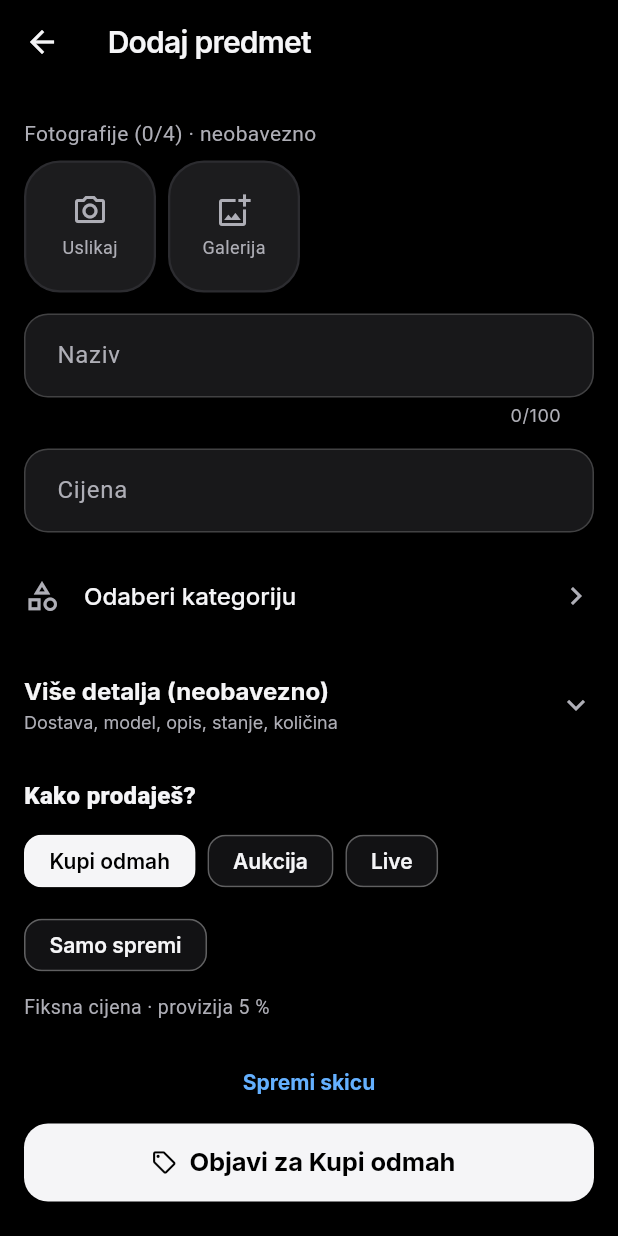
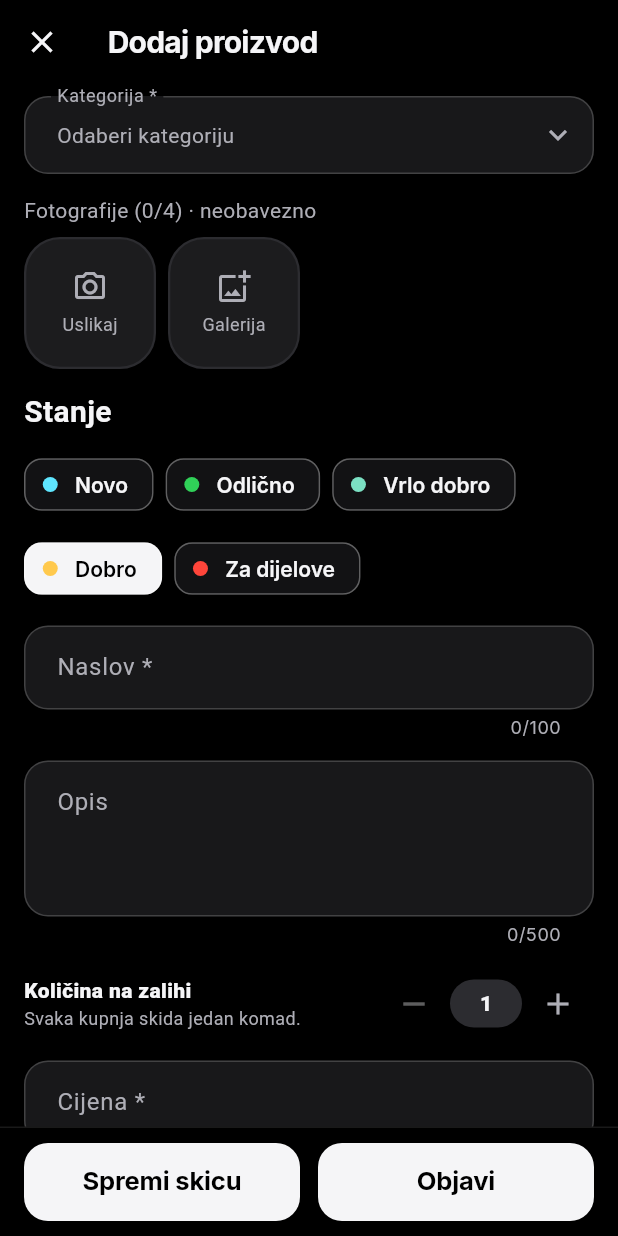
Before and after one commit to Karlo6546541/bot, a Flutter app: the AddDeviceScreen screen opened directly, on a phone screen of 412 x 824 dp. Run offline on Flutter 3.47's test engine with Material 3 defaults, Android fonts, the phone set to English and light mode, and no system bars; our stand-ins replace file_picker, flutter_riverpod, hive, hive_flutter, image_picker, qr_flutter and 3 more; missing offline and left inert: dart:js_interop, dart:ui_web, dart_webrtc, flutter_webrtc; accounts and stored records are empty.

Commit message:
Dodaj proizvod: obrazac u stilu reference (kategorija, fotografije, stanje, naslov, opis, količina, cijena, dostava), stalna traka Spremi skicu / glavna radnja, potvrda odbacivanja promjena
Co-Authored-By: Claude Sonnet 5.5 <noreply@anthropic.com>
Claude-Session: https://claude.ai/code/session_01PBov6w7Hus1Rp49XeCqhPo

```diff
--- a/loop_app/lib/l10n/en.dart
+++ b/loop_app/lib/l10n/en.dart
@@ -3452,6 +3452,12 @@ const kEn = <String, String>{
   'Opcije showa': 'Show options',
   'Video, trajanje licitacije i promocija.':
       'Video, auction duration and promotion.',
+  'Odbaciti promjene?': 'Discard changes?',
+  'Ako sada izađeš, promjene će biti izgubljene.':
+      'If you leave now, your changes will be lost.',
+  'Promijeni kategoriju': 'Change category',
+  'Više detalja': 'More details',
+  'Model, godina, veličina, termin…': 'Model, year, size, date…',
   'Zakaži show': 'Schedule a show',
   'Otprema': 'Shipping',
   'Nema paketa za predaju': 'No parcels to hand over',
--- a/loop_app/lib/screens/add_device_screen.dart
+++ b/loop_app/lib/screens/add_device_screen.dart
@@ -501,25 +501,143 @@ class _AddDeviceScreenState extends ConsumerState<AddDeviceScreen> {
     );
   }
 
+  /// Ima li unesenih podataka koji bi se izgubili izlaskom.
+  bool get _dirty =>
+      !_saved &&
+      (_name.text.trim().isNotEmpty ||
+          _price.text.trim().isNotEmpty ||
+          _description.text.trim().isNotEmpty ||
+          _photos.isNotEmpty);
+
+  Future<void> _close() async {
+    if (!_dirty) {
+      Navigator.of(context).maybePop();
+      return;
+    }
+    final discard = await showDialog<bool>(
+      context: context,
+      builder: (ctx) => AlertDialog(
+        title: Text(t('Odbaciti promjene?')),
+        content: Text(t('Ako sada izađeš, promjene će biti izgubljene.')),
+        actions: [
+          TextButton(
+            key: const ValueKey('add-keep'),
+            onPressed: () => Navigator.pop(ctx, false),
+            child: Text(t('Odustani')),
+          ),
+          FilledButton(
+            key: const ValueKey('add-discard'),
+            style: FilledButton.styleFrom(backgroundColor: LoopColors.error),
+            onPressed: () => Navigator.pop(ctx, true),
+            child: Text(t('Odbaci')),
+          ),
+        ],
+      ),
+    );
+    if (discard == true && mounted) Navigator.of(context).pop();
+  }
+
+  Widget _head(String title, [String? subtitle]) => Padding(
+    padding: const EdgeInsets.only(bottom: 10),
+    child: Column(
+      crossAxisAlignment: CrossAxisAlignment.start,
+      children: [
+        Text(
+          title,
+          style: const TextStyle(fontSize: 20, fontWeight: FontWeight.w700),
+        ),
+        if (subtitle != null)
+          Padding(
+            padding: const EdgeInsets.only(top: 4),
+            child: Text(
+              subtitle,
+              style: TextStyle(color: LoopColors.textSecondary, fontSize: 14),
+            ),
+          ),
+      ],
+    ),
+  );
+
   @override
   Widget build(BuildContext context) {
     // Svaka promjena (odabir stanja, veličine, kategorije…) ide u skicu.
     _saveDraft();
     const gap = SizedBox(height: 14);
-    return Scaffold(
-      appBar: AppBar(title: Text(t('Dodaj predmet'))),
-      body: SafeArea(
-        child: Center(
-          child: SingleChildScrollView(
-            padding: const EdgeInsets.all(16),
+    const divider = Padding(
+      padding: EdgeInsets.symmetric(vertical: 22),
+      child: Divider(height: 1),
+    );
+    final canDraft = _effMode != SellMode.keep && !_digitalMarket;
+    return PopScope(
+      canPop: !_dirty,
+      onPopInvokedWithResult: (didPop, _) {
+        if (!didPop) _close();
+      },
+      child: Scaffold(
+        appBar: AppBar(
+          automaticallyImplyLeading: false,
+          leading: IconButton(
+            key: const ValueKey('add-close'),
+            tooltip: t('Zatvori'),
+            onPressed: _close,
+            icon: const Icon(Icons.close),
+          ),
+          title: Text(
+            t('Dodaj proizvod'),
+            style: const TextStyle(fontWeight: FontWeight.w700),
+          ),
+        ),
+        body: Center(
           child: ConstrainedBox(
             constraints: const BoxConstraints(maxWidth: 560),
             child: Form(
               key: _formKey,
               autovalidateMode: AutovalidateMode.onUserInteraction,
-                child: Column(
-                  crossAxisAlignment: CrossAxisAlignment.stretch,
+              child: ListView(
+                key: const ValueKey('add-form'),
+                padding: const EdgeInsets.fromLTRB(16, 8, 16, 24),
                 children: [
+                  // Kategorija se bira dodirom na polje.
+                  FormField<DeviceCategory>(
+                    key: ValueKey('cat-${_category?.name}'),
+                    initialValue: _category,
+                    validator: (v) =>
+                        v == null ? t('Odaberi kategoriju') : null,
+                    builder: (field) => InkWell(
+                      key: ValueKey(
+                        !_pickCategory && _category != null
+                            ? 'add-category'
+                            : 'add-category-pick',
+                      ),
+                      borderRadius: BorderRadius.circular(16),
+                      onTap: () => _chooseCategory(field),
+                      child: InputDecorator(
+                        decoration: InputDecoration(
+                          labelText: '${t('Kategorija')} *',
+                          errorText: field.errorText,
+                          suffixIcon: const Icon(Icons.keyboard_arrow_down),
+                        ),
+                        child: Text(
+                          _category?.singular ?? t('Odaberi kategoriju'),
+                          style: TextStyle(
+                            color: _category == null
+                                ? LoopColors.textSecondary
+                                : null,
+                          ),
+                        ),
+                      ),
+                    ),
+                  ),
+                  if (_category != null && !_categoryManual)
+                    Align(
+                      alignment: Alignment.centerLeft,
+                      child: TextButton(
+                        key: const ValueKey('add-category-change'),
+                        onPressed: () => setState(() => _pickCategory = true),
+                        child: Text(t('Promijeni kategoriju')),
+                      ),
+                    ),
+                  gap,
                   if (_store.supported) ...[
                     _PhotoPicker(
                       photos: _photos,
@@ -532,6 +650,32 @@ class _AddDeviceScreenState extends ConsumerState<AddDeviceScreen> {
                     ),
                     gap,
                   ],
+                  if (!_digital) ...[
+                    _head(t('Stanje')),
+                    Wrap(
+                      spacing: 8,
+                      runSpacing: 8,
+                      children: [
+                        for (final c in DeviceCondition.values)
+                          ChoiceChip(
+                            key: ValueKey('condition-${c.name}'),
+                            showCheckmark: false,
+                            avatar: Container(
+                              width: 10,
+                              height: 10,
+                              decoration: BoxDecoration(
+                                color: c.color,
+                                shape: BoxShape.circle,
+                              ),
+                            ),
+                            label: Text(c.label),
+                            selected: _condition == c,
+                            onSelected: (_) => setState(() => _condition = c),
+                          ),
+                      ],
+                    ),
+                    gap,
+                  ],
                   TextFormField(
                     key: const ValueKey('add-name'),
                     controller: _name,
@@ -539,13 +683,37 @@ class _AddDeviceScreenState extends ConsumerState<AddDeviceScreen> {
                     onChanged: (v) => setState(() => _suggest(v)),
                     textCapitalization: TextCapitalization.words,
                     decoration: InputDecoration(
-                        labelText: t('Naziv'),
+                      labelText: '${t('Naslov')} *',
                       hintText: t('npr. iPhone 15 Pro, LEGO set, radionica…'),
                     ),
                     validator: _required,
                   ),
                   gap,
                   TextFormField(
+                    key: const ValueKey('add-description'),
+                    controller: _description,
+                    minLines: 3,
+                    maxLines: 6,
+                    maxLength: Device.maxDescription,
+                    textCapitalization: TextCapitalization.sentences,
+                    decoration: InputDecoration(
+                      labelText: t('Opis'),
+                      hintText: t(
+                        'Stanje, oštećenja, što dolazi u paketu, razlog prodaje…',
+                      ),
+                      alignLabelWithHint: true,
+                    ),
+                  ),
+                  if (!_digital) ...[
+                    gap,
+                    _QuantityStepper(
+                      controller: _quantity,
+                      onChanged: () => setState(() {}),
+                    ),
+                  ],
+                  gap,
+                  TextFormField(
+                    key: const ValueKey('add-price'),
                     controller: _price,
                     onChanged: (_) => setState(() {}),
                     keyboardType: const TextInputType.numberWithOptions(
@@ -556,7 +724,7 @@ class _AddDeviceScreenState extends ConsumerState<AddDeviceScreen> {
                       LengthLimitingTextInputFormatter(9),
                     ],
                     decoration: InputDecoration(
-                        labelText: t('Cijena'),
+                      labelText: '${t('Cijena')} *',
                       suffixText: t('€'),
                     ),
                     validator: (v) {
@@ -566,61 +734,8 @@ class _AddDeviceScreenState extends ConsumerState<AddDeviceScreen> {
                       return null;
                     },
                   ),
-                    gap,
-                    // Kategorija se bira dodirom na pločicu.
-                    FormField<DeviceCategory>(
-                      key: ValueKey('cat-${_category?.name}'),
-                      initialValue: _category,
-                      validator: (v) =>
-                          v == null ? t('Odaberi kategoriju') : null,
-                      builder: (field) => !_pickCategory && _category != null
-                          ? ListTile(
-                              key: const ValueKey('add-category'),
-                              contentPadding: EdgeInsets.zero,
-                              leading: CategoryAvatar(
-                                category: _category!,
-                                size: 40,
-                              ),
-                              title: Text(
-                                _category!.singular,
-                                style: const TextStyle(
-                                  fontWeight: FontWeight.w700,
-                                ),
-                              ),
-                              subtitle: Text(
-                                _categoryManual
-                                    ? t('Kategorija')
-                                    : t('Kategorija · predloženo iz naziva'),
-                              ),
-                              trailing: TextButton(
-                                key: const ValueKey('add-category-change'),
-                                onPressed: () => _chooseCategory(field),
-                                child: Text(t('Promijeni')),
-                              ),
-                            )
-                          : ListTile(
-                              key: const ValueKey('add-category-pick'),
-                              contentPadding: EdgeInsets.zero,
-                              leading: Icon(
-                                Icons.category_outlined,
-                                color: LoopColors.textSecondary,
-                              ),
-                              title: Text(t('Odaberi kategoriju')),
-                              subtitle: field.hasError
-                                  ? Text(
-                                      field.errorText!,
-                                      style: TextStyle(
-                                        color: LoopColors.error,
-                                        fontSize: 12,
-                                      ),
-                                    )
-                                  : null,
-                              trailing: const Icon(Icons.chevron_right),
-                              onTap: () => _chooseCategory(field),
-                            ),
-                    ),
-                    const SizedBox(height: 8),
-                    // Sve ostalo je neobavezno — skriveno dok se ne zatraži.
+                  const SizedBox(height: 6),
+                  // Dodatno (neobavezno).
                   Theme(
                     data: Theme.of(
                       context,
@@ -630,86 +745,37 @@ class _AddDeviceScreenState extends ConsumerState<AddDeviceScreen> {
                       tilePadding: EdgeInsets.zero,
                       childrenPadding: EdgeInsets.zero,
                       title: Text(
-                          t('Više detalja (neobavezno)'),
+                        t('Više detalja'),
                         style: const TextStyle(fontWeight: FontWeight.w700),
                       ),
                       subtitle: Text(
-                          t('Dostava, model, opis, stanje, količina'),
+                        t('Model, godina, veličina, termin…'),
                         style: TextStyle(
                           color: LoopColors.textSecondary,
-                            fontSize: 12,
+                          fontSize: 13,
                         ),
                       ),
                       children: [
-                          // Dostava ima razumnu zadanu vrijednost (malo
-                          // paket) pa se ne traži od prodavača odmah.
-                          if (!_digital) ...[_shippingSection(), gap],
                         TextFormField(
+                          key: const ValueKey('add-model'),
                           controller: _model,
                           onChanged: (_) => setState(() {}),
                           decoration: InputDecoration(
-                              labelText: t('Model / detalji (neobavezno)'),
+                            labelText: t('Model / detalji'),
                             hintText: t(
                               'npr. 256GB Titanium, godina, veličina, termin…',
                             ),
                           ),
                         ),
                         gap,
-                          // Opis: neobavezan, do 500 znakova (brojač ispod polja).
-                          TextFormField(
-                            controller: _description,
-                            minLines: 3,
-                            maxLines: 6,
-                            maxLength: Device.maxDescription,
-                            textCapitalization: TextCapitalization.sentences,
-                            decoration: InputDecoration(
-                              labelText: t('Opis (neobavezno)'),
-                              hintText: t(
-                                'Stanje, oštećenja, što dolazi u paketu, razlog prodaje…',
-                              ),
-                              alignLabelWithHint: true,
+                      ],
                     ),
                   ),
                   if (!_digital) ...[
-                            gap,
-                            DropdownButtonFormField<DeviceCondition>(
-                              initialValue: _condition,
-                              decoration: InputDecoration(
-                                labelText: t('Stanje'),
-                              ),
-                              items: [
-                                for (final c in DeviceCondition.values)
-                                  DropdownMenuItem(
-                                    value: c,
-                                    child: Row(
-                                      children: [
-                                        Container(
-                                          width: 10,
-                                          height: 10,
-                                          decoration: BoxDecoration(
-                                            color: c.color,
-                                            shape: BoxShape.circle,
-                                          ),
-                                        ),
-                                        const SizedBox(width: 10),
-                                        Text(c.label),
+                    divider,
+                    _head(t('Dostava')),
+                    _shippingSection(),
                   ],
-                                    ),
-                                  ),
-                              ],
-                              onChanged: (c) => setState(() => _condition = c),
-                              validator: (v) =>
-                                  v == null ? t('Odaberi stanje') : null,
-                            ),
-                            gap,
-                            _QuantityStepper(
-                              controller: _quantity,
-                              onChanged: () => setState(() {}),
-                            ),
-                          ],
-                        ],
-                      ),
-                    ),
                   if (_digital) ...[
                     gap,
                     FormField<PickedFile>(
@@ -728,7 +794,7 @@ class _AddDeviceScreenState extends ConsumerState<AddDeviceScreen> {
                       ),
                     ),
                   ],
-                    const SizedBox(height: 12),
+                  divider,
                   if (_digitalMarket)
                     Container(
                       padding: const EdgeInsets.all(14),
@@ -759,14 +825,7 @@ class _AddDeviceScreenState extends ConsumerState<AddDeviceScreen> {
                       ),
                       const SizedBox(height: 12),
                     ],
-                      Text(
-                        t('Kako prodaješ?'),
-                        style: const TextStyle(
-                          fontWeight: FontWeight.w900,
-                          fontSize: 16,
-                        ),
-                      ),
-                      const SizedBox(height: 8),
+                    _head(t('Kako prodaješ?')),
                     Wrap(
                       spacing: 8,
                       runSpacing: 8,
@@ -792,32 +851,62 @@ class _AddDeviceScreenState extends ConsumerState<AddDeviceScreen> {
                       ),
                     ),
                   ],
-                    const SizedBox(height: 16),
-                    if (_effMode != SellMode.keep && !_digitalMarket) ...[
-                      TextButton(
+                ],
+              ),
+            ),
+          ),
+        ),
+        // Stalna donja traka: Spremi skicu / glavna radnja.
+        bottomNavigationBar: Container(
+          decoration: BoxDecoration(
+            color: LoopColors.background,
+            border: Border(
+              top: BorderSide(
+                color: LoopColors.textPrimary.withValues(alpha: .1),
+              ),
+            ),
+          ),
+          child: SafeArea(
+            child: Padding(
+              padding: const EdgeInsets.fromLTRB(16, 10, 16, 10),
+              child: Center(
+                heightFactor: 1,
+                child: ConstrainedBox(
+                  constraints: const BoxConstraints(maxWidth: 560),
+                  child: Row(
+                    children: [
+                      if (canDraft) ...[
+                        Expanded(
+                          child: FilledButton.tonal(
                             key: const ValueKey('add-save-draft'),
+                            style: FilledButton.styleFrom(
+                              minimumSize: const Size(0, 52),
+                            ),
                             onPressed: _saveAsDraft,
                             child: Text(t('Spremi skicu')),
                           ),
-                      const SizedBox(height: 4),
+                        ),
+                        const SizedBox(width: 12),
                       ],
-                    FilledButton.icon(
+                      Expanded(
+                        flex: canDraft ? 1 : 2,
+                        child: FilledButton(
                           key: const ValueKey('add-submit'),
+                          style: FilledButton.styleFrom(
+                            minimumSize: const Size(0, 52),
+                          ),
                           onPressed: _submit,
-                      icon: Icon(
-                        _digitalMarket || _listOnMarket
-                            ? Icons.sell_outlined
-                            : Icons.arrow_forward,
-                      ),
-                      label: Text(switch (_effMode) {
+                          child: Text(switch (_effMode) {
                             _ when _digitalMarket => t('Objavi za Kupi odmah'),
-                        SellMode.buyNow => t('Objavi za Kupi odmah'),
-                        SellMode.auction => t('Dalje: aukcija'),
-                        SellMode.live => t('Dalje: live'),
-                        SellMode.keep => t('Spremi u Moje predmete'),
+                            SellMode.buyNow => t('Objavi'),
+                            SellMode.auction => t('Dalje'),
+                            SellMode.live => t('Dalje'),
+                            SellMode.keep => t('Spremi'),
                           }),
                         ),
+                      ),
                     ],
+                  ),
                 ),
               ),
             ),
```
Also changed, not shown: 2 other files. Lines whose indentation alone changed are shown as unchanged.
